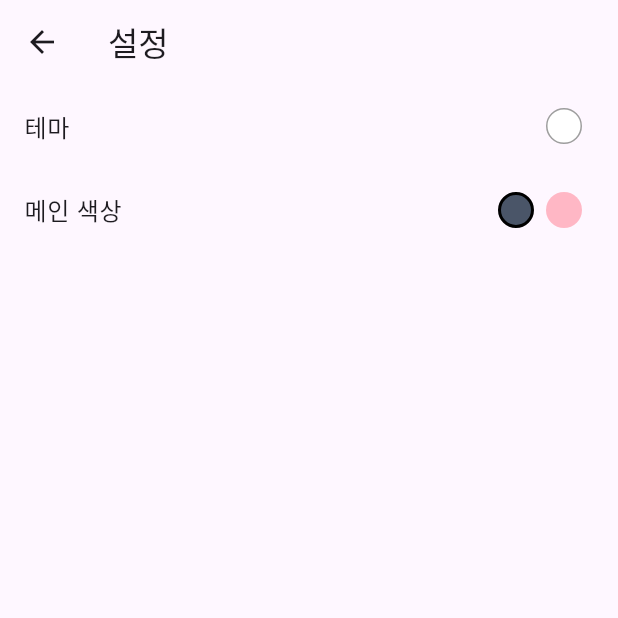
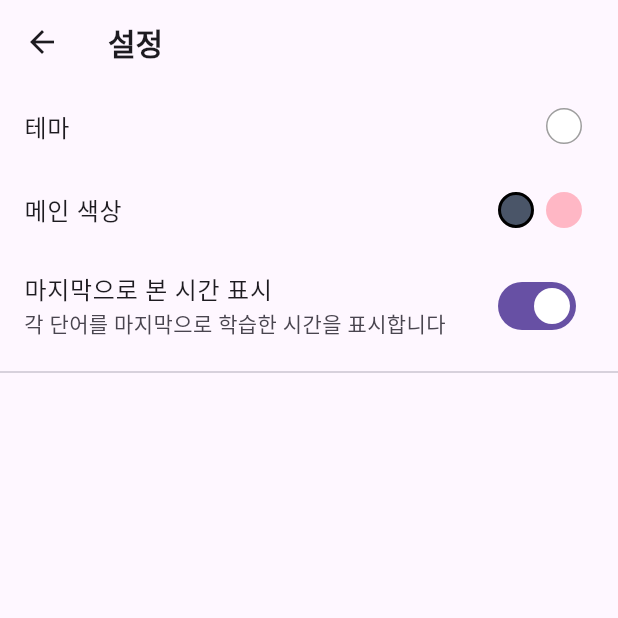
Before and after one commit to yoosukkim-create/Japanese, a Flutter app: the SettingsScreen screen opened directly, on a phone screen of 412 x 824 dp, the top half of it. Run offline on Flutter 3.47's test engine with Material 3 defaults, Android fonts, the phone set to English and light mode, and no system bars; our stand-ins replace shared_preferences; accounts and stored records are empty.

Commit message:
feat: Always display word view time

```diff
--- a/lib/providers/theme_provider.dart
+++ b/lib/providers/theme_provider.dart
@@ -3,12 +3,14 @@ import 'package:flutter/material.dart';
 class ThemeProvider extends ChangeNotifier {
   bool _isDarkMode = false;
   Color _mainColor = const Color(0xFF4A5568); // 기본값: 네이비 블루
+  bool _showLastViewedTime = true;  // 마지막으로 본 시간 표시 여부
 
   static const Color navyBlue = Color(0xFF4A5568);
   static const Color cherryBlossom = Color(0xFFFFB7C5);
 
   bool get isDarkMode => _isDarkMode;
   Color get mainColor => _mainColor;
+  bool get showLastViewedTime => _showLastViewedTime;
 
   void toggleTheme() {
     _isDarkMode = !_isDarkMode;
@@ -20,6 +22,11 @@ class ThemeProvider extends ChangeNotifier {
     notifyListeners();
   }
 
+  void toggleLastViewedTime() {
+    _showLastViewedTime = !_showLastViewedTime;
+    notifyListeners();
+  }
+
   ThemeData get themeData {
     return ThemeData(
       brightness: _isDarkMode ? Brightness.dark : Brightness.light,
--- a/lib/views/screens/settings_screen.dart
+++ b/lib/views/screens/settings_screen.dart
@@ -7,13 +7,19 @@ class SettingsScreen extends StatelessWidget {
 
   @override
   Widget build(BuildContext context) {
-    return Scaffold(
-      appBar: AppBar(
-        title: const Text('설정'),
-      ),
-      body: Consumer<ThemeProvider>(
-        builder: (context, themeProvider, child) {
-          return ListView(
+    return Consumer<ThemeProvider>(
+      builder: (context, themeProvider, child) {
+        return Scaffold(
+          appBar: AppBar(
+            title: const Text(
+              '설정',
+              style: TextStyle(
+                fontWeight: FontWeight.w600,
+                fontSize: 20,
+              ),
+            ),
+          ),
+          body: ListView(
             children: [
               ListTile(
                 title: const Text('테마'),
@@ -49,10 +55,20 @@ class SettingsScreen extends StatelessWidget {
                   ],
                 ),
               ),
+              // 마지막으로 본 시간 설정
+              SwitchListTile(
+                title: const Text('마지막으로 본 시간 표시'),
+                subtitle: const Text('각 단어를 마지막으로 학습한 시간을 표시합니다'),
+                value: themeProvider.showLastViewedTime,
+                onChanged: (bool value) {
+                  themeProvider.toggleLastViewedTime();
+                },
+              ),
+              const Divider(),
             ],
-          );
-        },
-      ),
+          ),
+        );
+      },
     );
   }
 }
```
Also changed, not shown: lib/views/screens/word_list_screen.dart (+6 -7 lines).
